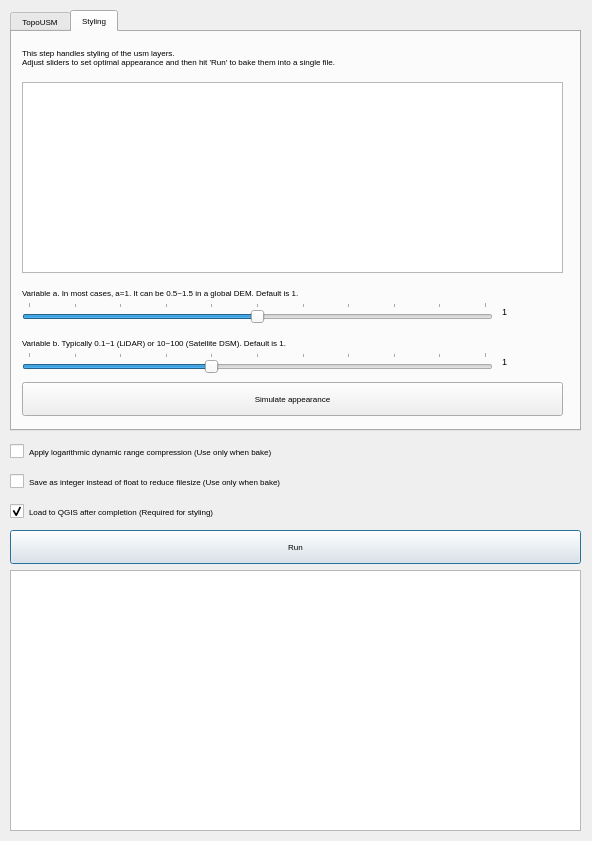
The window that topousm2_dialog_base.ui (geoign/TopoUSM-QGIS) describes before a commit, drawn with Qt 5.
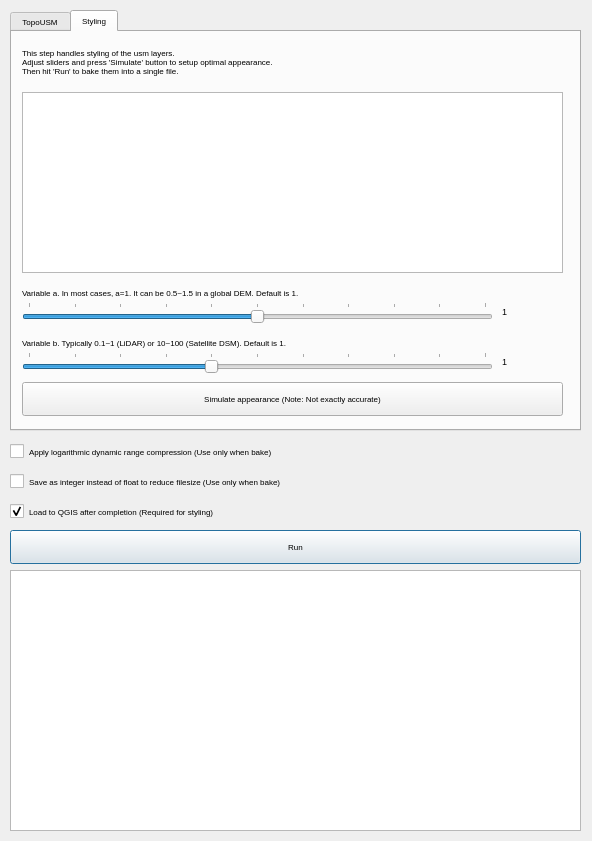
The same window after the commit. The open tabs and pages were chosen to show the change. Custom widgets are drawn as their Qt base class.

Diff of the .ui file:
```diff
--- a/topousm2_dialog_base.ui
+++ b/topousm2_dialog_base.ui
@@ -312,20 +312,20 @@
        <x>10</x>
        <y>10</y>
        <width>541</width>
-       <height>31</height>
+       <height>41</height>
       </rect>
      </property>
      <property name="text">
-      <string>&lt;html&gt;&lt;head/&gt;&lt;body&gt;&lt;p&gt;This step handles styling of the usm layers. &lt;br&gt;Adjust sliders to set optimal appearance and then hit 'Run' to bake them into a single file.&lt;/p&gt;&lt;/body&gt;&lt;/html&gt;</string>
+      <string>&lt;html&gt;&lt;head/&gt;&lt;body&gt;&lt;p&gt;This step handles styling of the usm layers. &lt;br&gt;Adjust sliders and press 'Simulate' button to setup optimal appearance. &lt;br&gt;Then hit 'Run' to bake them into a single file.&lt;/p&gt;&lt;/body&gt;&lt;/html&gt;</string>
      </property>
     </widget>
     <widget class="QTableView" name="tableView">
      <property name="geometry">
       <rect>
        <x>10</x>
-       <y>50</y>
+       <y>60</y>
        <width>541</width>
-       <height>191</height>
+       <height>181</height>
       </rect>
      </property>
      <property name="font">
@@ -472,7 +472,7 @@
       </rect>
      </property>
      <property name="text">
-      <string>Simulate appearance</string>
+      <string>Simulate appearance (Note: Not exactly accurate)</string>
      </property>
     </widget>
    </widget>
```
Left out of the diff: 6 changed lines with no effect on the pictures.
